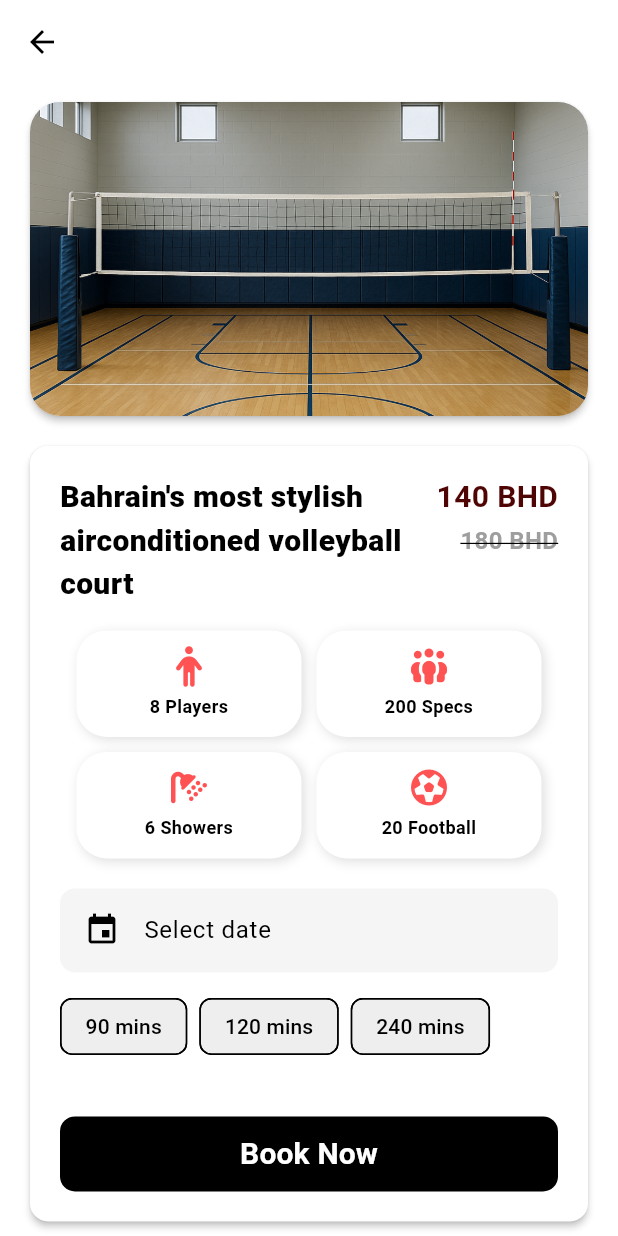
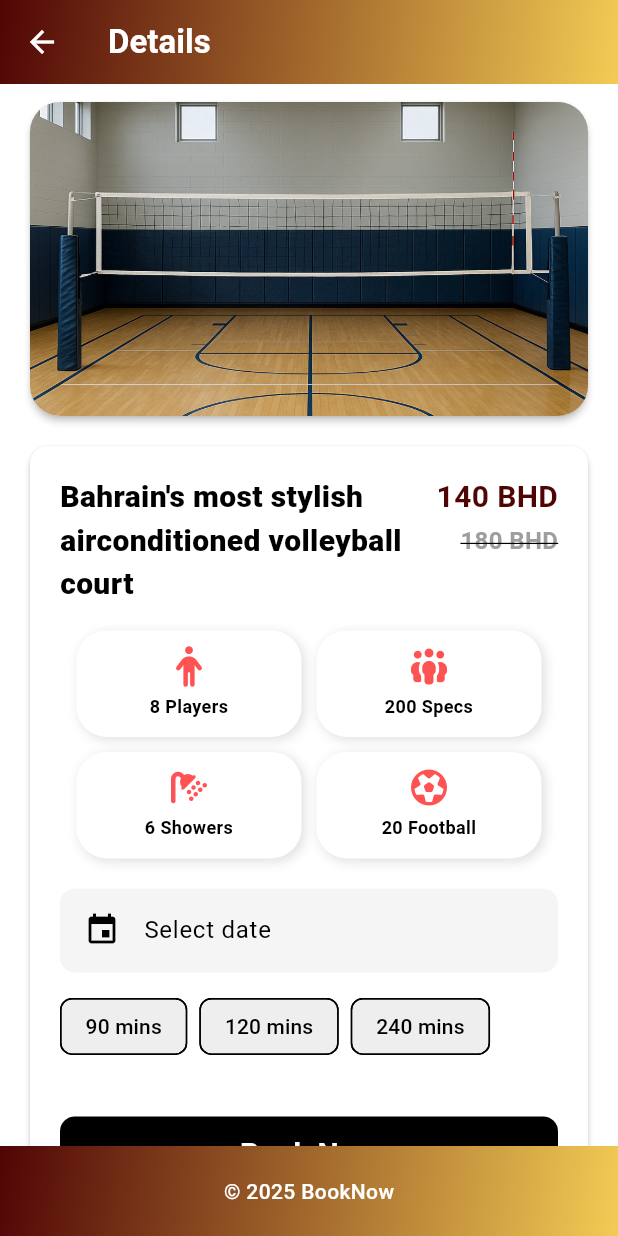
Before and after one commit to Malik-Jehangir/AlAhliClubBookingApp, a Flutter app: the screen it shows after launch, after a tap on "Start booking", after a tap on "Available", on a phone screen of 412 x 824 dp. Run offline on Flutter 3.47's test engine with Material 3 defaults, Android fonts, the phone set to English and light mode, and no system bars; our stand-ins replace bloc, cloud_firestore, equatable, firebase_auth, firebase_core, flutter_bloc and 2 more; accounts and stored records are empty; statements that could not run were skipped.

Commit message:
BookNow: Add gradient to header and footer

```diff
--- a/booknow/lib/screens/auth/views/welcome_screen.dart
+++ b/booknow/lib/screens/auth/views/welcome_screen.dart
@@ -19,6 +19,16 @@ class _WelcomeScreenState extends State<WelcomeScreen> {
   static const double _maxWidth = 1200;
   static const kMaroon = Color(0xFF7B1E1E);
   static const kMaroonDark = Color(0xFF5D1616);
+
+  // Reusable gradient for header & footer
+  LinearGradient get _headerFooterGradient => const LinearGradient(
+        colors: [
+          Color.fromARGB(255, 80, 5, 5), // primary
+          Color.fromARGB(255, 243, 203, 84), // tertiary
+        ],
+        begin: Alignment.topLeft,
+        end: Alignment.bottomRight,
+      );
 
   final _pageCtrl = PageController();
   final _slides = const [
@@ -52,17 +62,12 @@ class _WelcomeScreenState extends State<WelcomeScreen> {
   }
 
   Future<void> _guestLogin() async {
-    // Wire to your auth flow if needed, e.g.:
-    // context.read<AuthenticationBloc>().add(GuestLoginRequested());
     ScaffoldMessenger.of(context).showSnackBar(
       const SnackBar(content: Text('Guest mode enabled')),
     );
-    // Optionally go to home:
-    // _onStartBooking();
   }
 
   void _onStartBooking() {
-    // Go to HomeScreen and provide SignInBloc (same as your MyAppView)
     Navigator.of(context).pushReplacement(
       MaterialPageRoute(
         builder: (ctx) => BlocProvider<SignInBloc>(
@@ -83,7 +88,7 @@ class _WelcomeScreenState extends State<WelcomeScreen> {
       backgroundColor: theme.colorScheme.background,
       body: Stack(
         children: [
-          // soft blobs (subtle background)
+          // background blobs
           Align(
             alignment: const AlignmentDirectional(20, -1.2),
             child: Container(
@@ -110,10 +115,10 @@ class _WelcomeScreenState extends State<WelcomeScreen> {
 
           CustomScrollView(
             slivers: [
-              // ===== HEADER (maroon) =====
+              // ===== HEADER (gradient) =====
               SliverToBoxAdapter(
                 child: Container(
-                  color: kMaroon,
+                  decoration: BoxDecoration(gradient: _headerFooterGradient),
                   child: SafeArea(
                     bottom: false,
                     child: Center(
@@ -135,7 +140,7 @@ class _WelcomeScreenState extends State<WelcomeScreen> {
                 ),
               ),
 
-              // ===== HERO SLIDESHOW + CENTER CTA =====
+              // ===== HERO SLIDESHOW + CTA =====
               SliverToBoxAdapter(
                 child: Center(
                   child: ConstrainedBox(
@@ -153,7 +158,7 @@ class _WelcomeScreenState extends State<WelcomeScreen> {
                 ),
               ),
 
-              // ===== ABOUT (alternating) =====
+              // ===== ABOUT =====
               SliverToBoxAdapter(
                 child: Center(
                   child: ConstrainedBox(
@@ -184,17 +189,17 @@ class _WelcomeScreenState extends State<WelcomeScreen> {
                 ),
               ),
 
-              // ===== FOOTER (maroon) =====
+              // ===== FOOTER (gradient) =====
               SliverToBoxAdapter(
                 child: Container(
-                  color: kMaroon,
+                  decoration: BoxDecoration(gradient: _headerFooterGradient),
                   padding: const EdgeInsets.symmetric(vertical: 28),
                   child: Center(
                     child: ConstrainedBox(
                       constraints: const BoxConstraints(maxWidth: _maxWidth),
                       child: const Padding(
                         padding: EdgeInsets.symmetric(horizontal: 20),
-                        child: _Footer(), // footer uses white text/icons over maroon
+                        child: _Footer(),
                       ),
                     ),
                   ),
@@ -209,7 +214,6 @@ class _WelcomeScreenState extends State<WelcomeScreen> {
 }
 
 /* ---------------- HEADER ---------------- */
-
 class _Header extends StatelessWidget {
   const _Header({
     required this.maroon,
@@ -324,7 +328,6 @@ class _IconAction extends StatelessWidget {
 }
 
 /* ---------------- HERO ---------------- */
-
 class _Hero extends StatelessWidget {
   const _Hero({
     required this.pageCtrl,
@@ -377,7 +380,6 @@ class _Hero extends StatelessWidget {
                           ),
                         ),
                       ),
-                      // headline/sub (left/bottom)
                       Align(
                         alignment: isDesktop ? Alignment.centerLeft : Alignment.bottomLeft,
                         child: Padding(
@@ -415,32 +417,54 @@ class _Hero extends StatelessWidget {
               ),
             ),
 
-            // CENTER CTA BUTTON
-            ElevatedButton.icon(
+            // CTA button
+           Align(
+                    alignment: Alignment.center, // just in case it's inside a wide parent
+                    child: ElevatedButton(
                       onPressed: onStartBooking,
                       style: ElevatedButton.styleFrom(
-                backgroundColor: maroon,
-                foregroundColor: Colors.white,
+                        padding: EdgeInsets.zero,                 // gradient fills exactly
+                        backgroundColor: Colors.transparent,      // let gradient show
+                        elevation: 6,
+                        shape: const StadiumBorder(),
+                        minimumSize: const Size(0, 0),            // <-- no min width
+                        tapTargetSize: MaterialTapTargetSize.shrinkWrap,
+                        shadowColor: Colors.black54,
+                      ),
+                      child: Ink(
+                        decoration: const BoxDecoration(
+                          gradient: LinearGradient(
+                            colors: [
+                              Color.fromARGB(255, 80, 5, 5),
+                              Color.fromARGB(255, 243, 203, 84),
+                            ],
+                            begin: Alignment.centerLeft,
+                            end: Alignment.centerRight,
+                          ),
+                          borderRadius: BorderRadius.all(Radius.circular(40)),
+                        ),
+                        child: Padding(
                           padding: EdgeInsets.symmetric(
                             horizontal: isDesktop ? 28 : 22,
                             vertical: isDesktop ? 16 : 12,
                           ),
-                shape: const StadiumBorder(),
-                elevation: 6,
-              ).copyWith(
-                overlayColor: WidgetStateProperty.all(maroonDark),
+                          child: Row(
+                            mainAxisSize: MainAxisSize.min, // <-- keeps it compact
+                            children: const [
+                              Icon(Icons.sports_soccer_rounded, color: Colors.white),
+                              SizedBox(width: 8),
+                              Text(
+                                'Start booking',
+                                style: TextStyle(fontWeight: FontWeight.w800, color: Colors.white),
                               ),
-              icon: const Icon(Icons.sports_soccer_rounded),
-              label: Text(
-                'Start booking',
-                style: TextStyle(
-                  fontSize: isDesktop ? 18 : 16,
-                  fontWeight: FontWeight.w800,
+                            ],
                           ),
                         ),
                       ),
-
-            // page dots (bottom)
+                    ),
+                  )
+                  ,
+            // page dots
             Positioned(
               bottom: 10,
               child: Row(
@@ -474,7 +498,6 @@ class _Slide {
 }
 
 /* ---------------- ABOUT ---------------- */
-
 class _AboutRow extends StatelessWidget {
   const _AboutRow({
     required this.imageAsset,
@@ -551,8 +574,7 @@ class _AboutRow extends StatelessWidget {
   }
 }
 
-/* ---------------- FOOTER (maroon) ---------------- */
-
+/* ---------------- FOOTER ---------------- */
 class _Footer extends StatelessWidget {
   const _Footer();
 
@@ -628,7 +650,7 @@ class _Social extends StatelessWidget {
         onTap: onTap,
         child: Padding(
           padding: const EdgeInsets.all(10),
-          child: Icon(icon, color: Colors.white, size: 18), // visible over maroon
+          child: Icon(icon, color: Colors.white, size: 18),
         ),
       ),
     );
--- a/booknow/lib/screens/home/views/details_screen.dart
+++ b/booknow/lib/screens/home/views/details_screen.dart
@@ -15,15 +15,25 @@ class DetailsScreen extends StatefulWidget {
 class _DetailsScreenState extends State<DetailsScreen> {
   static const double _maxWidth = 1200;
 
+  // --- Reusable header/footer gradient (same as HomeScreen)
+  LinearGradient get _headerFooterGradient => const LinearGradient(
+        colors: [
+          Color.fromARGB(255, 80, 5, 5),      // primary
+          Color.fromARGB(255, 243, 203, 84),  // tertiary
+        ],
+        begin: Alignment.topLeft,
+        end: Alignment.bottomRight,
+      );
+
   // Selections
-  DateTime? _selectedDay;        // day only (no time)
-  int? _selectedDuration;        // 90 / 120 / 240
-  DateTime? _when;               // final chosen start DateTime
+  DateTime? _selectedDay;
+  int? _selectedDuration;
+  DateTime? _when;
 
   // Configurable hours and slot steps
-  static const int _openHour = 8;     // 08:00
-  static const int _closeHour = 23;   // venue closes at 23:00 (end must be < 23:00)
-  static const int _stepMins = 30;    // slot step
+  static const int _openHour = 8;
+  static const int _closeHour = 23;
+  static const int _stepMins = 30;
 
   // Helpers
   String _fmtDate(DateTime d) =>
@@ -49,10 +59,9 @@ class _DetailsScreenState extends State<DetailsScreen> {
       lastDate: now.add(const Duration(days: 365)),
     );
     if (picked != null) {
-      // store day only (zero out time)
       setState(() {
         _selectedDay = DateTime(picked.year, picked.month, picked.day);
-        _when = null; // reset final selection if date changes
+        _when = null;
       });
     }
   }
@@ -82,7 +91,6 @@ class _DetailsScreenState extends State<DetailsScreen> {
                 child: Column(
                   mainAxisSize: MainAxisSize.min,
                   children: [
-                    // Header
                     Row(
                       children: [
                         const Icon(Icons.schedule, size: 20),
@@ -108,7 +116,6 @@ class _DetailsScreenState extends State<DetailsScreen> {
                       ),
                     ),
                     const SizedBox(height: 16),
-
                     if (slots.isEmpty)
                       Padding(
                         padding: const EdgeInsets.symmetric(vertical: 24),
@@ -156,12 +163,9 @@ class _DetailsScreenState extends State<DetailsScreen> {
       },
     );
 
-    if (chosen != null) {
-      setState(() => _when = chosen);
-    }
+    if (chosen != null) setState(() => _when = chosen);
   }
 
-  // Generate slot starts so that (start + duration) < closeHour
   List<DateTime> _generateSlots({
     required DateTime day,
     required int durationMinutes,
@@ -173,7 +177,6 @@ class _DetailsScreenState extends State<DetailsScreen> {
     final close = DateTime(day.year, day.month, day.day, closeHour);
     var cursor = open;
 
-    // If today, don't offer times in the past; round up to step
     final now = DateTime.now();
     if (day.year == now.year && day.month == now.month && day.day == now.day) {
       final minsNow = now.hour * 60 + now.minute;
@@ -187,7 +190,6 @@ class _DetailsScreenState extends State<DetailsScreen> {
     final list = <DateTime>[];
     while (true) {
       final end = cursor.add(Duration(minutes: durationMinutes));
-      // end must be strictly before venue close
       if (!end.isBefore(close)) break;
       list.add(cursor);
       cursor = cursor.add(Duration(minutes: stepMins));
@@ -200,7 +202,6 @@ class _DetailsScreenState extends State<DetailsScreen> {
     final venue = widget.venue;
     final isDesktop = MediaQuery.of(context).size.width >= 1000;
 
-    // --- Left: hero image
     final heroImage = Material(
       elevation: 2,
       borderRadius: BorderRadius.circular(20),
@@ -213,7 +214,6 @@ class _DetailsScreenState extends State<DetailsScreen> {
       ),
     );
 
-    // --- Right: details
     final detailsCard = Material(
       elevation: 2,
       color: Colors.white,
@@ -223,7 +223,6 @@ class _DetailsScreenState extends State<DetailsScreen> {
         child: Column(
           mainAxisSize: MainAxisSize.min,
           children: [
-            // title + price
             Row(
               crossAxisAlignment: CrossAxisAlignment.start,
               children: [
@@ -246,10 +245,7 @@ class _DetailsScreenState extends State<DetailsScreen> {
                       ),
                     ),
                     const SizedBox(height: 2),
-                    const Text(
-                      " ",
-                      style: TextStyle(height: 0, fontSize: 0), // small spacer
-                    ),
+                    const Text(" ", style: TextStyle(height: 0, fontSize: 0)),
                     Text(
                       "${venue.originPrice} BHD",
                       style: const TextStyle(
@@ -266,7 +262,6 @@ class _DetailsScreenState extends State<DetailsScreen> {
 
             const SizedBox(height: 16),
 
-            // macros
             ResponsiveMacros(
               items: const [
                 MacroItem('Players', 8, FontAwesomeIcons.person),
@@ -278,7 +273,6 @@ class _DetailsScreenState extends State<DetailsScreen> {
 
             const SizedBox(height: 20),
 
-            // 1) Pick date
             ListTile(
               onTap: _pickDate,
               leading: const Icon(Icons.event),
@@ -288,7 +282,6 @@ class _DetailsScreenState extends State<DetailsScreen> {
             ),
             const SizedBox(height: 12),
 
-            // 2) Pick duration
             Align(
               alignment: Alignment.centerLeft,
               child: Wrap(
@@ -301,7 +294,7 @@ class _DetailsScreenState extends State<DetailsScreen> {
                     selected: selected,
                     onSelected: (_) => setState(() {
                       _selectedDuration = d;
-                      _when = null; // reset chosen slot if duration changes
+                      _when = null;
                     }),
                     selectedColor: Theme.of(context).colorScheme.primary.withOpacity(.15),
                     labelStyle: TextStyle(
@@ -317,7 +310,6 @@ class _DetailsScreenState extends State<DetailsScreen> {
 
             const SizedBox(height: 12),
 
-            // 3) Button appears only when both date & duration picked
             if (_selectedDay != null && _selectedDuration != null)
               SizedBox(
                 width: double.infinity,
@@ -334,7 +326,6 @@ class _DetailsScreenState extends State<DetailsScreen> {
 
             const SizedBox(height: 12),
 
-            // 4) Summary of chosen slot (if any)
             if (_when != null)
               Container(
                 width: double.infinity,
@@ -360,7 +351,6 @@ class _DetailsScreenState extends State<DetailsScreen> {
 
             const SizedBox(height: 12),
 
-            // Book button
             SizedBox(
               width: double.infinity,
               height: 50,
@@ -377,7 +367,7 @@ class _DetailsScreenState extends State<DetailsScreen> {
                     MaterialPageRoute(
                       builder: (_) => CheckoutScreen(
                         venue: venue,
-                        dateTime: _when!, // start time
+                        dateTime: _when!,
                       ),
                     ),
                   );
@@ -401,7 +391,20 @@ class _DetailsScreenState extends State<DetailsScreen> {
 
     return Scaffold(
       backgroundColor: Theme.of(context).colorScheme.background,
-      appBar: AppBar(backgroundColor: Theme.of(context).colorScheme.background),
+      appBar: AppBar(
+        // Apply gradient to header
+        flexibleSpace: Container(
+          decoration: BoxDecoration(gradient: _headerFooterGradient),
+        ),
+        title: const Text(
+          'Details',
+          style: TextStyle(fontWeight: FontWeight.bold),
+        ),
+        // Icons/text will be light-on-dark by default with this gradient
+        foregroundColor: Colors.white,
+        // Optionally remove elevation if you like the flat look
+        elevation: 0,
+      ),
       body: SafeArea(
         child: Center(
           child: ConstrainedBox(
@@ -431,6 +434,17 @@ class _DetailsScreenState extends State<DetailsScreen> {
           ),
         ),
       ),
+      // Apply same gradient to footer
+      bottomNavigationBar: Container(
+        height: 60,
+        decoration: BoxDecoration(gradient: _headerFooterGradient),
+        child: const Center(
+          child: Text(
+            '© 2025 BookNow',
+            style: TextStyle(color: Colors.white, fontWeight: FontWeight.w500),
+          ),
+        ),
+      ),
     );
   }
 }
--- a/booknow/lib/screens/home/views/home_screen.dart
+++ b/booknow/lib/screens/home/views/home_screen.dart
@@ -9,6 +9,16 @@ class HomeScreen extends StatelessWidget {
   const HomeScreen({super.key});
 
   static const double _contentMaxWidth = 1200; // <= cap desktop width
+
+  // define your gradient once so it's reusable
+  LinearGradient get _headerFooterGradient => const LinearGradient(
+        colors: [
+          Color.fromARGB(255, 80, 5, 5),
+          Color.fromARGB(255, 243, 203, 84),
+        ],
+        begin: Alignment.topLeft,
+        end: Alignment.bottomRight,
+      );
 
   @override
   Widget build(BuildContext context) {
@@ -30,12 +40,14 @@ class HomeScreen extends StatelessWidget {
     return Scaffold(
       backgroundColor: Theme.of(context).colorScheme.background,
       appBar: AppBar(
-        backgroundColor: Theme.of(context).colorScheme.background,
+        flexibleSpace: Container(
+          decoration: BoxDecoration(gradient: _headerFooterGradient),
+        ),
         title: Row(
           children: [
             Image.asset('assets/0.png', scale: 13),
             const SizedBox(width: 8),
-            const Text('Venues', style: TextStyle(fontWeight: FontWeight.bold, fontSize: 30)),
+            const Text('Venues', style: TextStyle(color: Colors.white, fontWeight: FontWeight.bold, fontSize: 30)),
           ],
         ),
         actions: [
@@ -46,12 +58,22 @@ class HomeScreen extends StatelessWidget {
           ),
         ],
       ),
-      body: Center( // <= centers content on desktop
+      body: Center(
         child: ConstrainedBox(
           constraints: const BoxConstraints(maxWidth: _contentMaxWidth),
           child: VenueGrid(venues: venues),
         ),
       ),
+      bottomNavigationBar: Container(
+        height: 60,
+        decoration: BoxDecoration(gradient: _headerFooterGradient),
+        child: const Center(
+          child: Text(
+            '© 2025 BookNow',
+            style: TextStyle(color: Colors.white, fontWeight: FontWeight.w500),
+          ),
+        ),
+      ),
     );
   }
 }
```
Also changed, not shown: booknow/lib/screens/auth/views/sign_in_screen.dart (+22 -10 lines), booknow/lib/screens/auth/views/sign_up_screen.dart (+67 -79 lines), booknow/lib/screens/home/views/checkout_screen.dart (+29 -1 lines), 1 other file. Lines whose indentation alone changed are shown as unchanged.
